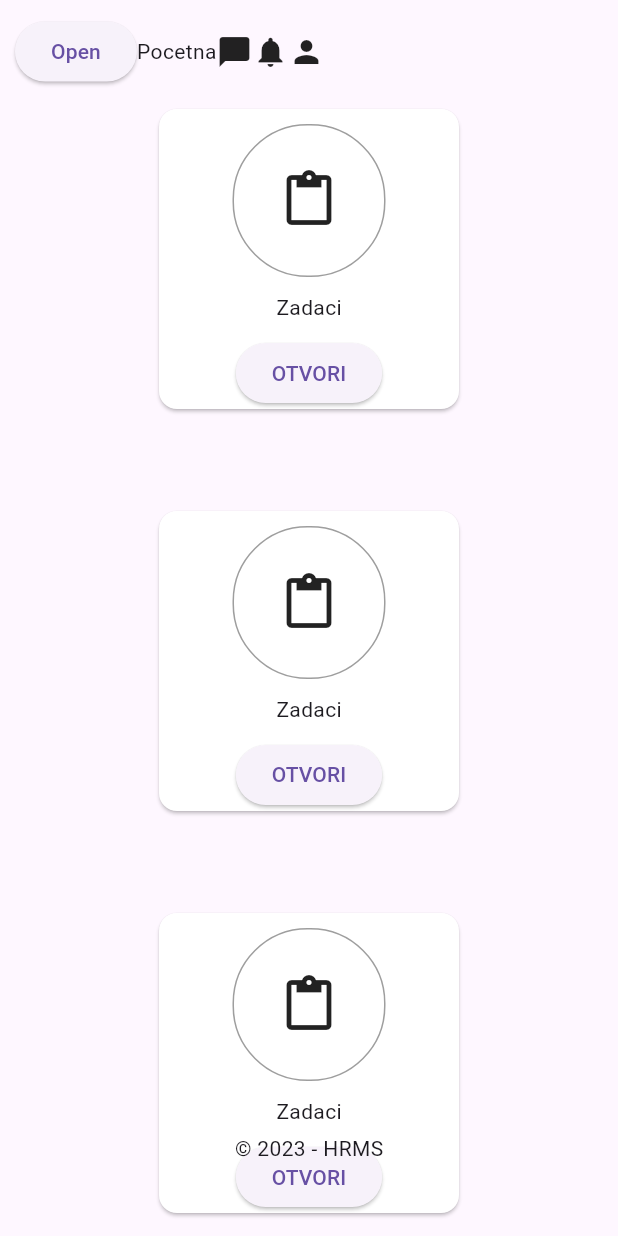
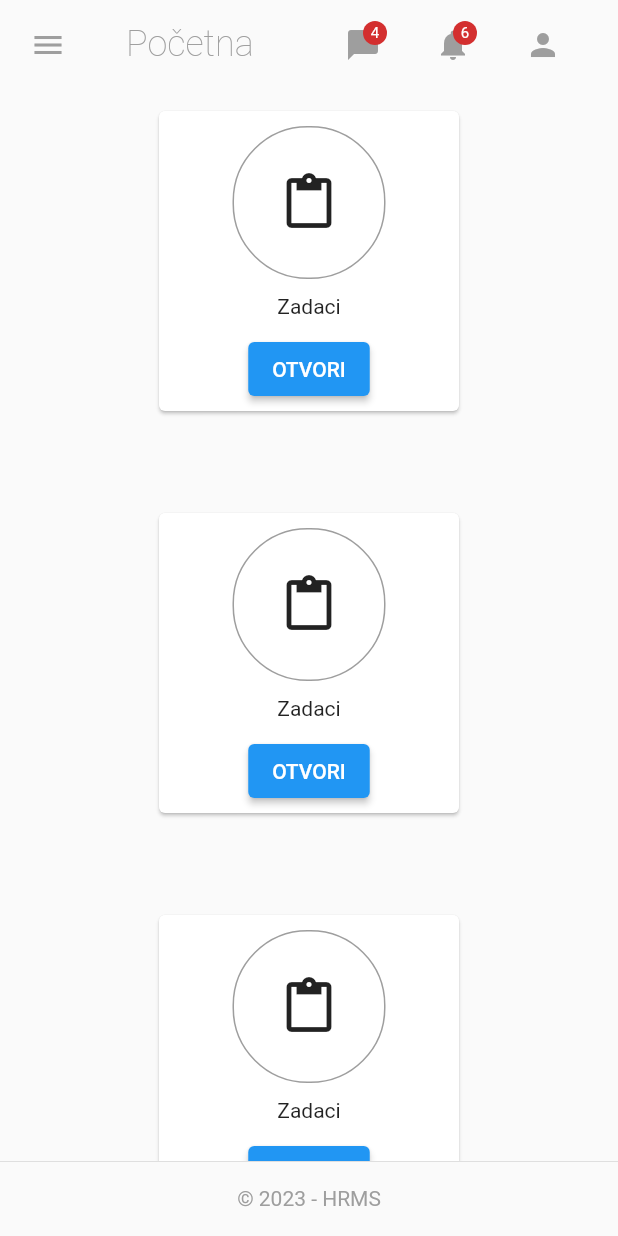
Before and after one commit to Smayke95/HRMS, a Flutter app: the screen it shows after launch, on a phone screen of 412 x 824 dp. Run offline on Flutter 3.47's test engine with Material 2 defaults, Android fonts, the phone set to English and light mode, and no system bars; network calls fail.

Commit message:
feat: update master screen

```diff
--- a/HRMS.Desktop/lib/main.dart
+++ b/HRMS.Desktop/lib/main.dart
@@ -1,5 +1,5 @@
 import 'package:flutter/material.dart';
-import 'screens/login_screen.dart';
+import 'screens/dashboard_screen.dart';
 import 'widgets/master_screen.dart';
 
 void main() {
@@ -15,9 +15,8 @@ class MyApp extends StatelessWidget {
       title: 'HRMS',
       theme: ThemeData(
         primarySwatch: Colors.blue,
-        useMaterial3: true,
       ),
-      home: MasterScreen(),
+      home: MasterScreen("Početna", DashboardScreen()),
     );
   }
 }
--- /dev/null
+++ b/HRMS.Desktop/lib/models/department.dart
@@ -0,0 +1,4 @@
+class Department {
+  int? id;
+  String? name;
+}
--- /dev/null
+++ b/HRMS.Desktop/lib/models/employee.dart
@@ -0,0 +1,5 @@
+class Employee {
+  int? id;
+  String? firstName;
+  String? lastName;
+}
--- /dev/null
+++ b/HRMS.Desktop/lib/models/paged_result.dart
@@ -0,0 +1,7 @@
+class PagedResult<T> {
+  List<T> result = [];
+  int totalCount = 0;
+  int totalPages = 0;
+  int page = 0;
+  int pageSize = 0;
+}
--- /dev/null
+++ b/HRMS.Desktop/lib/providers/base_provider.dart
@@ -0,0 +1,26 @@
+import 'package:http/http.dart' as http;
+import 'package:flutter/material.dart';
+import '../models/paged_result.dart';
+
+abstract class BaseProvider<T> with ChangeNotifier {
+  late String _baseUrl;
+
+  BaseProvider({String? endpoint}) {
+    _baseUrl = const String.fromEnvironment(
+      "ApiUrl",
+      defaultValue: "https://localhost:44378/",
+    );
+
+    _baseUrl += endpoint ?? T.toString();
+
+    print(_baseUrl);
+  }
+
+  PagedResult<T> getAll(){
+    var uri = Uri.parse(_baseUrl);
+
+    http.get(uri).then((value) => print(value.body));
+
+    return PagedResult();
+  }
+}
--- /dev/null
+++ b/HRMS.Desktop/lib/providers/department_provider.dart
@@ -0,0 +1,4 @@
+import '../models/department.dart';
+import 'base_provider.dart';
+
+class DepartmentProvider extends BaseProvider<Department> {}
--- /dev/null
+++ b/HRMS.Desktop/lib/providers/employee_provider.dart
@@ -0,0 +1,4 @@
+import 'base_provider.dart';
+import '../models/employee.dart';
+
+class EmployeeProvider extends BaseProvider<Employee> {}
--- a/HRMS.Desktop/lib/screens/dashboard_screen.dart
+++ b/HRMS.Desktop/lib/screens/dashboard_screen.dart
@@ -1,12 +1,15 @@
 import 'package:flutter/material.dart';
+import 'package:hrms/providers/employee_provider.dart';
 
 class DashboardScreen extends StatelessWidget {
-  const DashboardScreen({super.key});
+  DashboardScreen({super.key}){
+    var test = EmployeeProvider();
+    test.getAll();
+  }
 
   @override
   Widget build(BuildContext context) {
     return Center(
-      child: Container(
       child: SizedBox(
         width: double.infinity,
         child: Wrap(
@@ -21,24 +24,27 @@ class DashboardScreen extends StatelessWidget {
                   height: 200,
                   child: Column(
                     children: [
-                        SizedBox(height: 10),
+                      const SizedBox(height: 10),
                       Container(
                         decoration: BoxDecoration(
                             border: Border.all(
                               color: Colors.grey,
                             ),
                             borderRadius: BorderRadius.circular(50)),
-                          child: SizedBox(
+                        child: const SizedBox(
                           width: 100,
                           height: 100,
-                            child: Icon(Icons.content_paste, size: 40,),
+                          child: Icon(
+                            Icons.content_paste,
+                            size: 40,
                           ),
                         ),
-                        SizedBox(height: 10),
-                        Text("Zadaci"),
-                        SizedBox(height: 10),
+                      ),
+                      const SizedBox(height: 10),
+                      const Text("Zadaci"),
+                      const SizedBox(height: 10),
                       ElevatedButton(
-                          child: Text("OTVORI"),
+                        child: const Text("OTVORI"),
                         onPressed: () {},
                       )
                     ],
@@ -51,24 +57,27 @@ class DashboardScreen extends StatelessWidget {
                   height: 200,
                   child: Column(
                     children: [
-                        SizedBox(height: 10),
+                      const SizedBox(height: 10),
                       Container(
                         decoration: BoxDecoration(
                             border: Border.all(
                               color: Colors.grey,
                             ),
                             borderRadius: BorderRadius.circular(50)),
-                          child: SizedBox(
+                        child: const SizedBox(
                           width: 100,
                           height: 100,
-                            child: Icon(Icons.content_paste, size: 40,),
+                          child: Icon(
+                            Icons.content_paste,
+                            size: 40,
                           ),
                         ),
-                        SizedBox(height: 10),
-                        Text("Zadaci"),
-                        SizedBox(height: 10),
+                      ),
+                      const SizedBox(height: 10),
+                      const Text("Zadaci"),
+                      const SizedBox(height: 10),
                       ElevatedButton(
-                          child: Text("OTVORI"),
+                        child: const Text("OTVORI"),
                         onPressed: () {},
                       )
                     ],
@@ -81,24 +90,27 @@ class DashboardScreen extends StatelessWidget {
                   height: 200,
                   child: Column(
                     children: [
-                        SizedBox(height: 10),
+                      const SizedBox(height: 10),
                       Container(
                         decoration: BoxDecoration(
                             border: Border.all(
                               color: Colors.grey,
                             ),
                             borderRadius: BorderRadius.circular(50)),
-                          child: SizedBox(
+                        child: const SizedBox(
                           width: 100,
                           height: 100,
-                            child: Icon(Icons.content_paste, size: 40,),
+                          child: Icon(
+                            Icons.content_paste,
+                            size: 40,
                           ),
                         ),
-                        SizedBox(height: 10),
-                        Text("Zadaci"),
-                        SizedBox(height: 10),
+                      ),
+                      const SizedBox(height: 10),
+                      const Text("Zadaci"),
+                      const SizedBox(height: 10),
                       ElevatedButton(
-                          child: Text("OTVORI"),
+                        child: const Text("OTVORI"),
                         onPressed: () {},
                       )
                     ],
@@ -111,24 +123,27 @@ class DashboardScreen extends StatelessWidget {
                   height: 200,
                   child: Column(
                     children: [
-                        SizedBox(height: 10),
+                      const SizedBox(height: 10),
                       Container(
                         decoration: BoxDecoration(
                             border: Border.all(
                               color: Colors.grey,
                             ),
                             borderRadius: BorderRadius.circular(50)),
-                          child: SizedBox(
+                        child: const SizedBox(
                           width: 100,
                           height: 100,
-                            child: Icon(Icons.content_paste, size: 40,),
+                          child: Icon(
+                            Icons.content_paste,
+                            size: 40,
                           ),
                         ),
-                        SizedBox(height: 10),
-                        Text("Zadaci"),
-                        SizedBox(height: 10),
+                      ),
+                      const SizedBox(height: 10),
+                      const Text("Zadaci"),
+                      const SizedBox(height: 10),
                       ElevatedButton(
-                          child: Text("OTVORI"),
+                        child: const Text("OTVORI"),
                         onPressed: () {},
                       )
                     ],
@@ -141,24 +156,27 @@ class DashboardScreen extends StatelessWidget {
                   height: 200,
                   child: Column(
                     children: [
-                        SizedBox(height: 10),
+                      const SizedBox(height: 10),
                       Container(
                         decoration: BoxDecoration(
                             border: Border.all(
                               color: Colors.grey,
                             ),
                             borderRadius: BorderRadius.circular(50)),
-                          child: SizedBox(
+                        child: const SizedBox(
                           width: 100,
                           height: 100,
-                            child: Icon(Icons.content_paste, size: 40,),
+                          child: Icon(
+                            Icons.content_paste,
+                            size: 40,
                           ),
                         ),
-                        SizedBox(height: 10),
-                        Text("Zadaci"),
-                        SizedBox(height: 10),
+                      ),
+                      const SizedBox(height: 10),
+                      const Text("Zadaci"),
+                      const SizedBox(height: 10),
                       ElevatedButton(
-                          child: Text("OTVORI"),
+                        child: const Text("OTVORI"),
                         onPressed: () {},
                       )
                     ],
@@ -171,24 +189,27 @@ class DashboardScreen extends StatelessWidget {
                   height: 200,
                   child: Column(
                     children: [
-                        SizedBox(height: 10),
+                      const SizedBox(height: 10),
                       Container(
                         decoration: BoxDecoration(
                             border: Border.all(
                               color: Colors.grey,
                             ),
                             borderRadius: BorderRadius.circular(50)),
-                          child: SizedBox(
+                        child: const SizedBox(
                           width: 100,
                           height: 100,
-                            child: Icon(Icons.content_paste, size: 40,),
+                          child: Icon(
+                            Icons.content_paste,
+                            size: 40,
                           ),
                         ),
-                        SizedBox(height: 10),
-                        Text("Zadaci"),
-                        SizedBox(height: 10),
+                      ),
+                      const SizedBox(height: 10),
+                      const Text("Zadaci"),
+                      const SizedBox(height: 10),
                       ElevatedButton(
-                          child: Text("OTVORI"),
+                        child: const Text("OTVORI"),
                         onPressed: () {},
                       )
                     ],
@@ -197,7 +218,6 @@ class DashboardScreen extends StatelessWidget {
           ],
         ),
       ),
-      ),
     );
   }
 }
--- /dev/null
+++ b/HRMS.Desktop/lib/widgets/footer.dart
@@ -0,0 +1,32 @@
+import 'package:flutter/material.dart';
+
+class Footer extends StatelessWidget {
+  const Footer({super.key});
+
+  @override
+  Widget build(BuildContext context) {
+    return Container(
+      decoration: const BoxDecoration(
+        border: Border(
+          top: BorderSide(
+            width: 0.2,
+            color: Colors.grey,
+          ),
+        ),
+      ),
+      height: 50,
+      child: const Row(children: [
+        Expanded(
+          child: Center(
+            child: Text(
+              "© 2023 - HRMS",
+              style: TextStyle(
+                color: Colors.grey,
+              ),
+            ),
+          ),
+        ),
+      ]),
+    );
+  }
+}
--- /dev/null
+++ b/HRMS.Desktop/lib/widgets/header.dart
@@ -0,0 +1,77 @@
+import 'package:flutter/material.dart';
+import 'responsive.dart';
+
+class Header extends StatelessWidget {
+  final String _title;
+  final GlobalKey<ScaffoldState> _menuKey;
+
+  const Header(this._title, this._menuKey, {super.key});
+
+  @override
+  Widget build(BuildContext context) {
+    return SizedBox(
+      height: 60,
+      child: Row(
+        children: [
+          if (!Responsive.isDesktop(context))
+            TextButton(
+              onPressed: () => _menuKey.currentState!.openDrawer(),
+              child: const Icon(
+                Icons.menu,
+                color: Colors.grey,
+              ),
+            ),
+          const SizedBox(width: 20),
+          Expanded(
+            child: Text(
+              _title,
+              style: const TextStyle(
+                fontSize: 24,
+                height: 1,
+                fontWeight: FontWeight.w100,
+                color: Colors.grey,
+              ),
+            ),
+          ),
+          SizedBox(
+            width: 60,
+            child: TextButton(
+              onPressed: () => print("Open chat"),
+              child: Badge.count(
+                count: 4,
+                child: const Icon(
+                  Icons.chat_bubble,
+                  color: Colors.grey,
+                ),
+              ),
+            ),
+          ),
+          SizedBox(
+            width: 60,
+            child: TextButton(
+              onPressed: () => print("Open notifications"),
+              child: Badge.count(
+                count: 6,
+                child: const Icon(
+                  Icons.notifications,
+                  color: Colors.grey,
+                ),
+              ),
+            ),
+          ),
+          SizedBox(
+            width: 60,
+            child: TextButton(
+              onPressed: () => print("Open user"),
+              child: const Icon(
+                Icons.person,
+                color: Colors.grey,
+              ),
+            ),
+          ),
+          const SizedBox(width: 20)
+        ],
+      ),
+    );
+  }
+}
--- a/HRMS.Desktop/lib/widgets/master_screen.dart
+++ b/HRMS.Desktop/lib/widgets/master_screen.dart
@@ -1,14 +1,14 @@
 import 'package:flutter/material.dart';
-import 'package:hrms/screens/dashboard_screen.dart';
-import 'package:hrms/widgets/responsive.dart';
-
+import 'footer.dart';
+import 'header.dart';
+import 'responsive.dart';
 import 'side_menu.dart';
 
 class MasterScreen extends StatefulWidget {
-  String? title;
-  Widget? child;
+  final String title;
+  final Widget child;
 
-  MasterScreen({this.title, this.child, super.key});
+  const MasterScreen(this.title, this.child, {super.key});
 
   @override
   State<MasterScreen> createState() => _MasterScreenState();
@@ -21,43 +21,29 @@ class _MasterScreenState extends State<MasterScreen> {
   Widget build(BuildContext context) {
     return Scaffold(
       key: _key,
-      drawer: SideMenu(),
+      drawer: const SideMenu(),
       body: SafeArea(
         child: Row(
           children: [
             if (Responsive.isDesktop(context))
-              Expanded(
+              const Expanded(
                 child: SideMenu(),
               ),
             Expanded(
               flex: 5,
               child: Column(
                 children: [
+                  Header(widget.title, _key),
                   Expanded(
-                    child: Padding(
-                      padding: const EdgeInsets.all(10),
-                      child: Row(
-                        children: [
-                          if (!Responsive.isDesktop(context))
-                            ElevatedButton(
-                                onPressed: () =>
-                                    _key.currentState!.openDrawer(),
-                                child: Text("Open")),
-                          Text("Pocetna"),
-                          Icon(Icons.chat_bubble),
-                          Icon(Icons.notifications),
-                          Icon(Icons.person)
-                        ],
+                    flex: 10,
+                    child: SingleChildScrollView(
+                      child: Padding(
+                        padding: const EdgeInsets.all(10),
+                        child: widget.child,
                       ),
                     ),
                   ),
-                  Expanded(
-                    flex: 10,
-                    child: DashboardScreen(),
-                  ),
-                  Expanded(
-                    child: Text("© 2023 - HRMS"),
-                  ),
+                  const Footer(),
                 ],
               ),
             )
--- a/HRMS.Desktop/pubspec.yaml
+++ b/HRMS.Desktop/pubspec.yaml
@@ -35,6 +35,7 @@ dependencies:
   # The following adds the Cupertino Icons font to your application.
   # Use with the CupertinoIcons class for iOS style icons.
   cupertino_icons: ^1.0.2
+  http: ^1.1.0
 
 dev_dependencies:
   flutter_test:
```
Also changed, not shown: HRMS.Desktop/pubspec.lock, 1 other file. Lines whose indentation alone changed are shown as unchanged.
